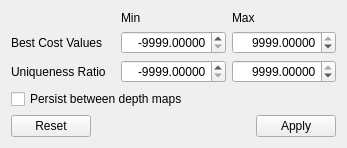
Above: gui/DepthMapFilterOptions.ui from Kitware/TeleSculptor before the change. Below: the same form after it.
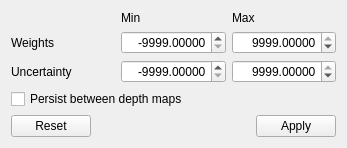
That is the form after the change.

The edit to the form file:
```diff
--- a/gui/DepthMapFilterOptions.ui
+++ b/gui/DepthMapFilterOptions.ui
@@ -33,7 +33,7 @@
      <item row="1" column="0">
       <widget class="QLabel" name="bestCostLabel">
        <property name="text">
-        <string>Best Cost Values</string>
+        <string>Weights</string>
        </property>
       </widget>
      </item>
@@ -87,7 +87,7 @@
      <item row="2" column="0">
       <widget class="QLabel" name="uniquenessRatioLabel">
        <property name="text">
-        <string>Uniqueness Ratio</string>
+        <string>Uncertainty</string>
        </property>
       </widget>
      </item>
```
Left out of the diff: 12 changed lines with no effect on the pictures.
